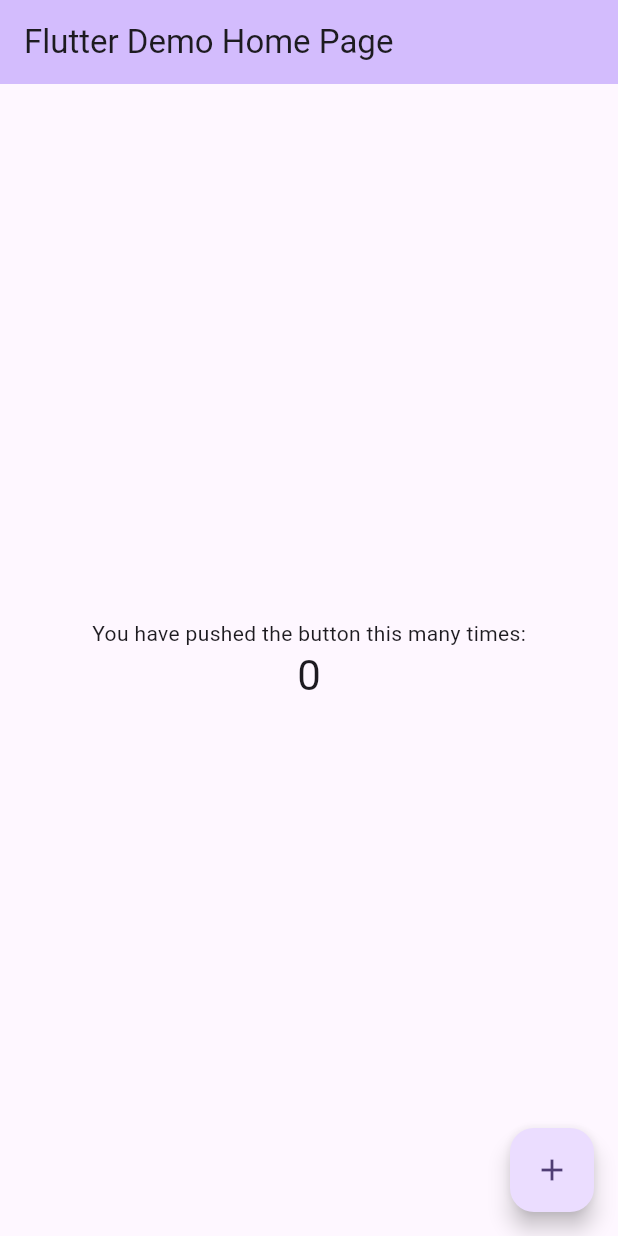
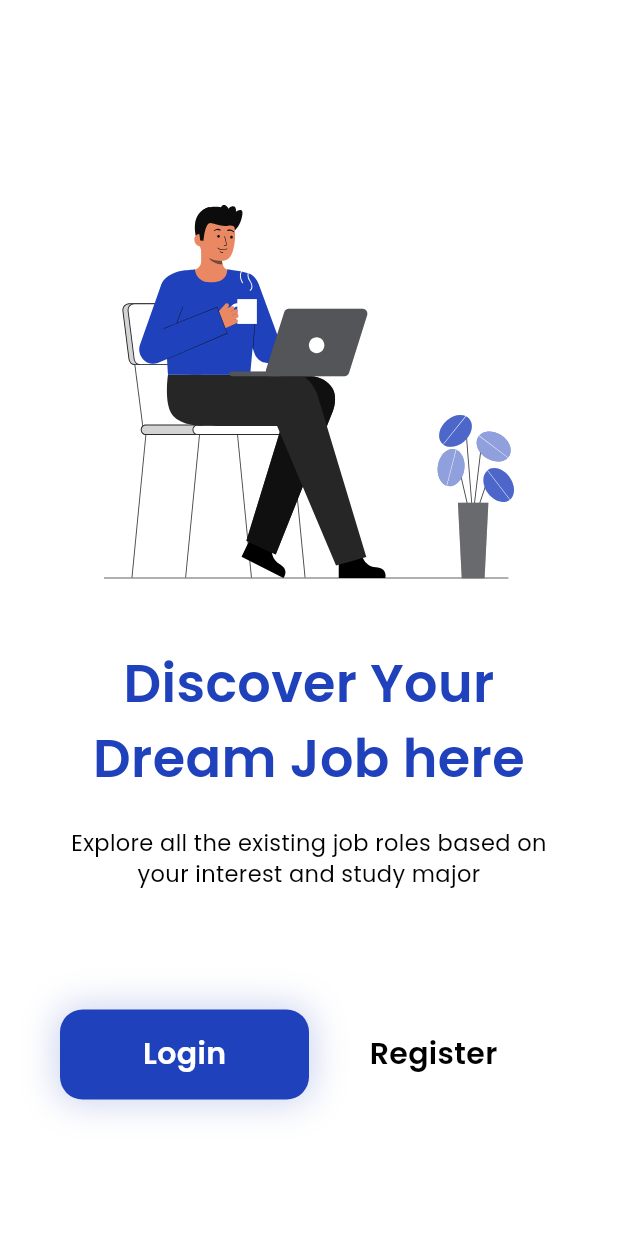
Before and after one commit to mdzarepour/Flutter_Clean_Auth_Sample, a Flutter app: the screen it shows after launch, on a phone screen of 412 x 824 dp. Run offline on Flutter 3.47's test engine with Material 3 defaults, Android fonts, the phone set to English and light mode, and no system bars; our stand-ins replace flutter_svg, google_fonts, rive.

Commit message:
[feat]: auth feature ui implemented

```diff
--- /dev/null
+++ b/lib/core/constants/const_colors.dart
@@ -0,0 +1,11 @@
+import 'package:flutter/material.dart';
+
+class ConstColors {
+  ConstColors._();
+  static const Color firstWhite = Color(0XFFFFFFFF);
+  static const Color firstBlue = Color(0XFF1F41BB);
+  static const Color secondBlue = Color(0XFFF1F4FF);
+  static const Color firstBlack = Color(0XFF000000);
+  static const Color secondBlack = Color(0XFF0A0A0A);
+  static const Color firstGrey = Color(0XFF626262);
+}
--- /dev/null
+++ b/lib/core/constants/const_strings.dart
@@ -0,0 +1,10 @@
+class ConstStrings {
+  ConstStrings._();
+  static const String authWrapperTitle = 'Discover Your Dream Job here';
+  static const String authWrapperMessage =
+      'Explore all the existing job roles based on your interest and study major';
+  static const String authLoginTitle = 'Login Here';
+  static const String email = 'Email';
+  static const String password = 'Passwod';
+  static const String login = 'login';
+}
--- /dev/null
+++ b/lib/core/theme/app_text_theme.dart
@@ -0,0 +1,32 @@
+import 'package:auth_sample/core/constants/const_colors.dart';
+import 'package:flutter/widgets.dart';
+import 'package:google_fonts/google_fonts.dart';
+
+class AppTextTheme {
+  AppTextTheme._();
+  static final TextStyle blue35bold = GoogleFonts.poppins(
+    color: ConstColors.firstBlue,
+    fontWeight: FontWeight.w600,
+    fontSize: 35,
+  );
+  static final TextStyle black15normal = GoogleFonts.poppins(
+    color: ConstColors.firstBlack,
+    fontWeight: FontWeight.w400,
+    fontSize: 15,
+  );
+  static final TextStyle white20bold = GoogleFonts.poppins(
+    color: ConstColors.firstWhite,
+    fontWeight: FontWeight.w600,
+    fontSize: 20,
+  );
+  static final TextStyle black20bold = GoogleFonts.poppins(
+    color: ConstColors.firstBlack,
+    fontWeight: FontWeight.w600,
+    fontSize: 20,
+  );
+  static final TextStyle grey16normal = GoogleFonts.poppins(
+    color: ConstColors.firstGrey,
+    fontWeight: FontWeight.w500,
+    fontSize: 16,
+  );
+}
--- /dev/null
+++ b/lib/core/theme/app_theme.dart
@@ -0,0 +1,35 @@
+import 'package:auth_sample/core/constants/const_colors.dart';
+import 'package:auth_sample/core/theme/app_text_theme.dart';
+import 'package:flutter/material.dart';
+
+class AppTheme {
+  AppTheme._();
+  static ThemeData lightTheme = ThemeData(
+    scaffoldBackgroundColor: ConstColors.firstWhite,
+    inputDecorationTheme: InputDecorationThemeData(
+      filled: true,
+      fillColor: ConstColors.secondBlue,
+      hintStyle: AppTextTheme.grey16normal,
+      errorBorder: OutlineInputBorder(
+        borderRadius: BorderRadius.circular(10),
+        borderSide: BorderSide(width: 2, color: ConstColors.firstGrey),
+      ),
+      enabledBorder: OutlineInputBorder(
+        borderRadius: BorderRadius.circular(10),
+        borderSide: BorderSide(width: 2, color: ConstColors.firstBlue),
+      ),
+      focusedBorder: OutlineInputBorder(
+        borderRadius: BorderRadius.circular(10),
+        borderSide: BorderSide(width: 2, color: ConstColors.firstBlue),
+      ),
+      disabledBorder: OutlineInputBorder(
+        borderRadius: BorderRadius.circular(10),
+        borderSide: BorderSide(width: 2, color: ConstColors.firstBlue),
+      ),
+      focusedErrorBorder: OutlineInputBorder(
+        borderRadius: BorderRadius.circular(10),
+        borderSide: BorderSide(width: 2, color: ConstColors.firstGrey),
+      ),
+    ),
+  );
+}
--- /dev/null
+++ b/lib/fetures/auth/presentation/pages/auth_wrapper_page.dart
@@ -0,0 +1,69 @@
+import 'package:auth_sample/core/constants/const_colors.dart';
+import 'package:auth_sample/core/constants/const_strings.dart';
+import 'package:auth_sample/core/theme/app_text_theme.dart';
+import 'package:auth_sample/fetures/auth/presentation/pages/auth_login_page.dart';
+import 'package:auth_sample/fetures/auth/presentation/widgets/auth_button_widget.dart';
+import 'package:flutter/cupertino.dart';
+import 'package:flutter/material.dart';
+import 'package:flutter_svg/svg.dart';
+
+import 'auth_register_page.dart';
+
+class AuthWrapperPage extends StatelessWidget {
+  const AuthWrapperPage({super.key});
+
+  @override
+  Widget build(BuildContext context) {
+    return Scaffold(
+      body: Padding(
+        padding: const EdgeInsets.symmetric(horizontal: 40),
+        child: Column(
+          mainAxisAlignment: MainAxisAlignment.center,
+          children: [
+            SizedBox(height: 45),
+            SvgPicture.asset(height: 250, 'assets/wrapper_svg.svg'),
+            SizedBox(height: 45),
+            Text(
+              ConstStrings.authWrapperTitle,
+              style: AppTextTheme.blue35bold,
+              textAlign: TextAlign.center,
+            ),
+            SizedBox(height: 20),
+            Text(
+              ConstStrings.authWrapperMessage,
+              style: AppTextTheme.black15normal,
+              textAlign: TextAlign.center,
+            ),
+            SizedBox(height: 80),
+            Row(
+              mainAxisAlignment: MainAxisAlignment.center,
+              children: [
+                Expanded(
+                  child: AuthButtonWidget(
+                    onTap: () {
+                      _navigate(context, AuthLoginPage());
+                    },
+                    title: ConstStrings.login,
+                  ),
+                ),
+                Expanded(
+                  child: InkWell(
+                    onTap: () => _navigate(context, AuthRegisterPage()),
+                    child: Center(
+                      child: Text(style: AppTextTheme.black20bold, 'Register'),
+                    ),
+                  ),
+                ),
+              ],
+            ),
+          ],
+        ),
+      ),
+    );
+  }
+
+  void _navigate(BuildContext context, Widget screen) async {
+    final route = CupertinoPageRoute(builder: (_) => screen);
+    Navigator.push(context, route);
+  }
+}
--- /dev/null
+++ b/lib/fetures/auth/presentation/widgets/auth_button_widget.dart
@@ -0,0 +1,31 @@
+import 'package:auth_sample/core/constants/const_colors.dart';
+import 'package:auth_sample/core/theme/app_text_theme.dart';
+import 'package:flutter/material.dart';
+
+class AuthButtonWidget extends StatelessWidget {
+  final void Function()? onTap;
+  final String title;
+  const AuthButtonWidget({super.key, required this.onTap, required this.title});
+
+  @override
+  Widget build(BuildContext context) {
+    return InkWell(
+      onTap: onTap,
+      child: Container(
+        height: 60,
+        decoration: BoxDecoration(
+          color: ConstColors.firstBlue,
+          borderRadius: BorderRadius.circular(15),
+          boxShadow: [
+            BoxShadow(
+              spreadRadius: 2,
+              blurRadius: 20,
+              color: ConstColors.firstBlue.withAlpha(60),
+            ),
+          ],
+        ),
+        child: Center(child: Text(style: AppTextTheme.white20bold, 'Login')),
+      ),
+    );
+  }
+}
--- a/lib/main.dart
+++ b/lib/main.dart
@@ -1,122 +1,19 @@
+import 'package:auth_sample/core/theme/app_theme.dart';
+import 'package:auth_sample/fetures/auth/presentation/pages/auth_wrapper_page.dart';
 import 'package:flutter/material.dart';
 
 void main() {
-  runApp(const MyApp());
+  runApp(const Application());
 }
 
-class MyApp extends StatelessWidget {
-  const MyApp({super.key});
-
-  // This widget is the root of your application.
+class Application extends StatelessWidget {
+  const Application({super.key});
   @override
   Widget build(BuildContext context) {
     return MaterialApp(
-      title: 'Flutter Demo',
-      theme: ThemeData(
-        // This is the theme of your application.
-        //
-        // TRY THIS: Try running your application with "flutter run". You'll see
-        // the application has a purple toolbar. Then, without quitting the app,
-        // try changing the seedColor in the colorScheme below to Colors.green
-        // and then invoke "hot reload" (save your changes or press the "hot
-        // reload" button in a Flutter-supported IDE, or press "r" if you used
-        // the command line to start the app).
-        //
-        // Notice that the counter didn't reset back to zero; the application
-        // state is not lost during the reload. To reset the state, use hot
-        // restart instead.
-        //
-        // This works for code too, not just values: Most code changes can be
-        // tested with just a hot reload.
-        colorScheme: ColorScheme.fromSeed(seedColor: Colors.deepPurple),
-      ),
-      home: const MyHomePage(title: 'Flutter Demo Home Page'),
+      debugShowCheckedModeBanner: false,
+      theme: AppTheme.lightTheme,
+      home: AuthWrapperPage(),
     );
   }
 }
-
-class MyHomePage extends StatefulWidget {
-  const MyHomePage({super.key, required this.title});
-
-  // This widget is the home page of your application. It is stateful, meaning
-  // that it has a State object (defined below) that contains fields that affect
-  // how it looks.
-
-  // This class is the configuration for the state. It holds the values (in this
-  // case the title) provided by the parent (in this case the App widget) and
-  // used by the build method of the State. Fields in a Widget subclass are
-  // always marked "final".
-
-  final String title;
-
-  @override
-  State<MyHomePage> createState() => _MyHomePageState();
-}
-
-class _MyHomePageState extends State<MyHomePage> {
-  int _counter = 0;
-
-  void _incrementCounter() {
-    setState(() {
-      // This call to setState tells the Flutter framework that something has
-      // changed in this State, which causes it to rerun the build method below
-      // so that the display can reflect the updated values. If we changed
-      // _counter without calling setState(), then the build method would not be
-      // called again, and so nothing would appear to happen.
-      _counter++;
-    });
-  }
-
-  @override
-  Widget build(BuildContext context) {
-    // This method is rerun every time setState is called, for instance as done
-    // by the _incrementCounter method above.
-    //
-    // The Flutter framework has been optimized to make rerunning build methods
-    // fast, so that you can just rebuild anything that needs updating rather
-    // than having to individually change instances of widgets.
-    return Scaffold(
-      appBar: AppBar(
-        // TRY THIS: Try changing the color here to a specific color (to
-        // Colors.amber, perhaps?) and trigger a hot reload to see the AppBar
-        // change color while the other colors stay the same.
-        backgroundColor: Theme.of(context).colorScheme.inversePrimary,
-        // Here we take the value from the MyHomePage object that was created by
-        // the App.build method, and use it to set our appbar title.
-        title: Text(widget.title),
-      ),
-      body: Center(
-        // Center is a layout widget. It takes a single child and positions it
-        // in the middle of the parent.
-        child: Column(
-          // Column is also a layout widget. It takes a list of children and
-          // arranges them vertically. By default, it sizes itself to fit its
-          // children horizontally, and tries to be as tall as its parent.
-          //
-          // Column has various properties to control how it sizes itself and
-          // how it positions its children. Here we use mainAxisAlignment to
-          // center the children vertically; the main axis here is the vertical
-          // axis because Columns are vertical (the cross axis would be
-          // horizontal).
-          //
-          // TRY THIS: Invoke "debug painting" (choose the "Toggle Debug Paint"
-          // action in the IDE, or press "p" in the console), to see the
-          // wireframe for each widget.
-          mainAxisAlignment: MainAxisAlignment.center,
-          children: <Widget>[
-            const Text('You have pushed the button this many times:'),
-            Text(
-              '$_counter',
-              style: Theme.of(context).textTheme.headlineMedium,
-            ),
-          ],
-        ),
-      ),
-      floatingActionButton: FloatingActionButton(
-        onPressed: _incrementCounter,
-        tooltip: 'Increment',
-        child: const Icon(Icons.add),
-      ), // This trailing comma makes auto-formatting nicer for build methods.
-    );
-  }
-}
```
Also changed, not shown: lib/fetures/auth/presentation/animations/login_animation.dart (added, +73 -0 lines), lib/fetures/auth/presentation/pages/auth_login_page.dart (added, +136 -0 lines), lib/fetures/auth/presentation/pages/auth_register_page.dart (added, +10 -0 lines), lib/fetures/auth/presentation/widgets/auth_textfield_widget.dart (added, +33 -0 lines), pubspec.yaml (+8 -5 lines), assets/wrapper_image.png (added), assets/wrapper_svg.svg (added), pubspec.lock, 8 other files.
